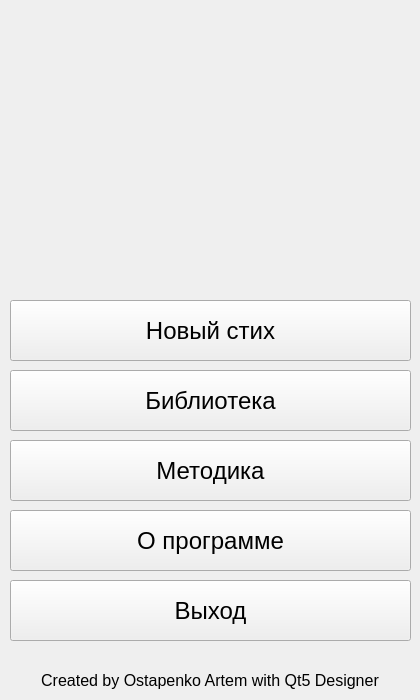
First picture: the form in UIs/MainWindow.ui, repository Krahjotdaan/LearningPoem, before the edit.
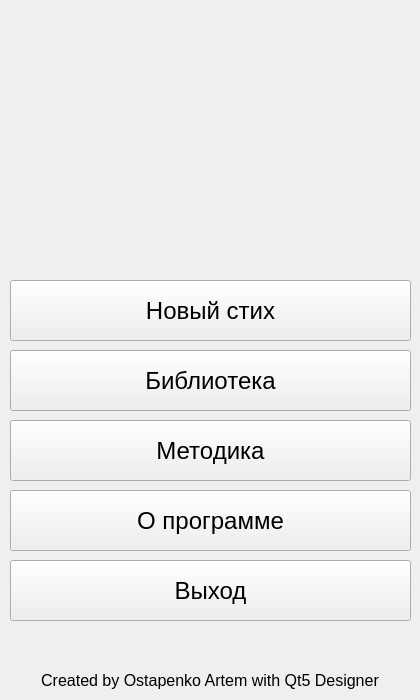
Second picture: the form after the edit.

Patch:
```diff
--- a/UIs/MainWindow.ui
+++ b/UIs/MainWindow.ui
@@ -39,7 +39,7 @@
     <property name="geometry">
      <rect>
       <x>10</x>
-      <y>440</y>
+      <y>420</y>
       <width>401</width>
       <height>61</height>
      </rect>
@@ -80,7 +80,7 @@
     <property name="geometry">
      <rect>
       <x>10</x>
-      <y>580</y>
+      <y>560</y>
       <width>401</width>
       <height>61</height>
      </rect>
@@ -121,7 +121,7 @@
     <property name="geometry">
      <rect>
       <x>10</x>
-      <y>370</y>
+      <y>350</y>
       <width>401</width>
       <height>61</height>
      </rect>
@@ -162,7 +162,7 @@
     <property name="geometry">
      <rect>
       <x>10</x>
-      <y>300</y>
+      <y>280</y>
       <width>401</width>
       <height>61</height>
      </rect>
@@ -203,7 +203,7 @@
     <property name="geometry">
      <rect>
       <x>10</x>
-      <y>510</y>
+      <y>490</y>
       <width>401</width>
       <height>61</height>
      </rect>
```
Left out of the diff: 10 changed lines with no effect on the pictures.
